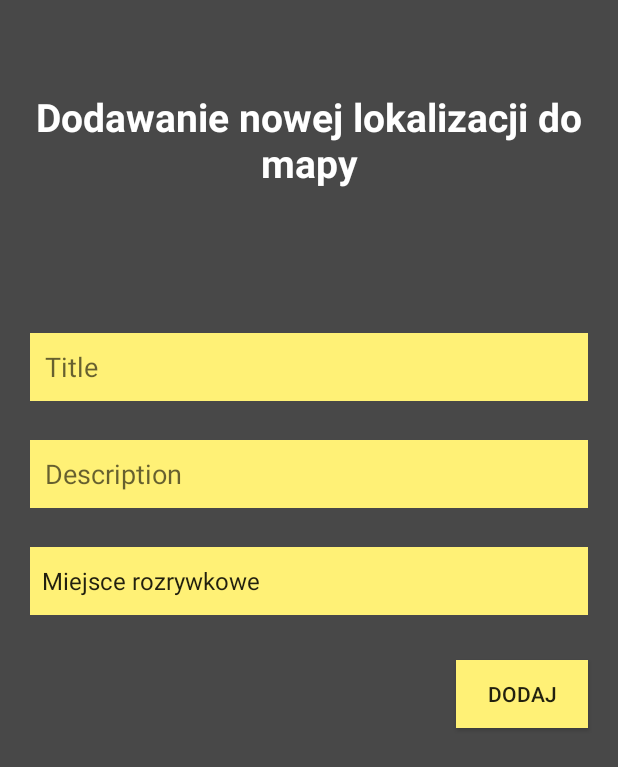
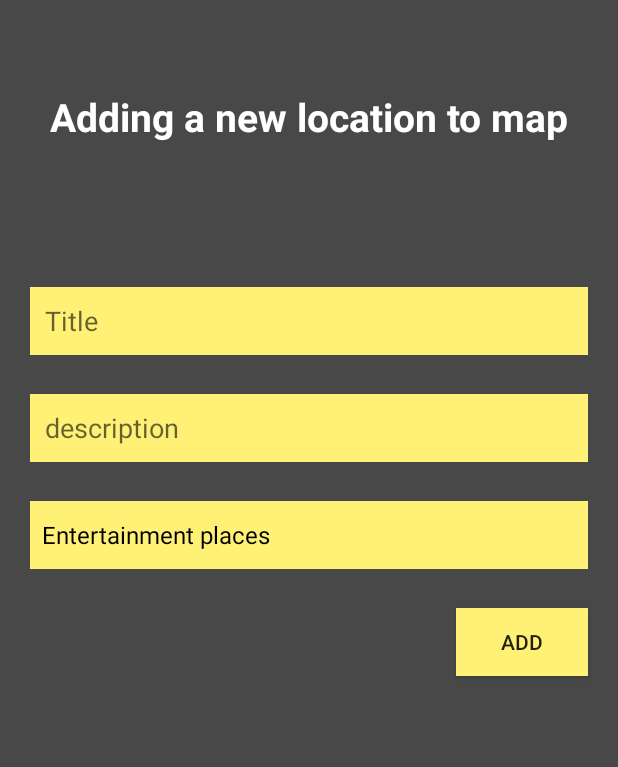
Before and after one commit to jakubjereczek/android-app-saveplaceonmap, an Android app: the MapAddLocationActivity screen opened directly, with no data from a screen before it, on a phone screen of 412 x 824 dp. Shown: the top 767 px of the screen. Run offline under Robolectric (Android 15) with nearby library versions, the phone set to English and light mode, and no system bars; 3 statements that could not run were skipped.

Commit message:
languages (en default, pl)

```diff
--- a/app/src/main/java/pl/edu/ug/saveplaceonmap/ListLocationAdapter.java
+++ b/app/src/main/java/pl/edu/ug/saveplaceonmap/ListLocationAdapter.java
@@ -3,6 +3,7 @@ package pl.edu.ug.saveplaceonmap;
 import android.annotation.SuppressLint;
 import android.content.Context;
 import android.content.Intent;
+import android.content.res.Resources;
 import android.graphics.drawable.Drawable;
 import android.util.Log;
 import android.view.LayoutInflater;
@@ -20,6 +21,7 @@ import java.util.ArrayList;
 
 import pl.edu.ug.saveplaceonmap.activities.MapActivity;
 import pl.edu.ug.saveplaceonmap.activities.MapAddLocationActivity;
+import pl.edu.ug.saveplaceonmap.models.Category;
 import pl.edu.ug.saveplaceonmap.models.Location;
 
 public class ListLocationAdapter extends ArrayAdapter<Location> {
@@ -53,12 +55,12 @@ public class ListLocationAdapter extends ArrayAdapter<Location> {
         final Location loc = getItem(position);
 
         ImageView image = listItem.findViewById(R.id.info_image);
-        Drawable icon = (MyMarker.setIconByCategory(getItem(position).getCategory().getDescription(), context));
+        Drawable icon = (MyMarker.setIconByCategoryId(getItem(position).getCategory().getId(), context));
         image.setImageDrawable(icon);
         TextView title = listItem.findViewById(R.id.info_title);
         title.setText(loc.getTitle());
         TextView category = listItem.findViewById(R.id.info_category);
-        category.setText(loc.getCategory().getDescription());
+        category.setText(Category.getName(context, loc.getCategory()));
         TextView description = listItem.findViewById(R.id.info_description);
         description.setText(loc.getDescription());
         listItem.setOnClickListener(new View.OnClickListener() {
--- a/app/src/main/java/pl/edu/ug/saveplaceonmap/activities/MapActivity.java
+++ b/app/src/main/java/pl/edu/ug/saveplaceonmap/activities/MapActivity.java
@@ -22,6 +22,7 @@ import org.osmdroid.api.IMapController;
 import org.osmdroid.config.Configuration;
 import org.osmdroid.events.MapEventsReceiver;
 import org.osmdroid.tileprovider.tilesource.TileSourceFactory;
+import org.osmdroid.util.Distance;
 import org.osmdroid.util.GeoPoint;
 import org.osmdroid.views.MapView;
 import org.osmdroid.views.overlay.MapEventsOverlay;
@@ -40,6 +41,7 @@ import pl.edu.ug.saveplaceonmap.DataManager;
 import pl.edu.ug.saveplaceonmap.LocationList;
 import pl.edu.ug.saveplaceonmap.MyMarker;
 import pl.edu.ug.saveplaceonmap.R;
+import pl.edu.ug.saveplaceonmap.models.Category;
 import pl.edu.ug.saveplaceonmap.models.Location;
 
 public class MapActivity extends AppCompatActivity {
@@ -176,7 +178,7 @@ public class MapActivity extends AppCompatActivity {
                         TextView header = dialog.findViewById(R.id.headerTV);
                         header.setText(myLoc.getTitle());
                         TextView category = dialog.findViewById(R.id.categoryTV);
-                        category.setText(myLoc.getCategory().getDescription());
+                        category.setText(Category.getName(context, myLoc.getCategory()));
                         TextView body = dialog.findViewById(R.id.bodyTV);
                         body.setText(myLoc.getDescription());
                         dialog.show();
--- a/app/src/main/java/pl/edu/ug/saveplaceonmap/activities/MapAddLocationActivity.java
+++ b/app/src/main/java/pl/edu/ug/saveplaceonmap/activities/MapAddLocationActivity.java
@@ -3,6 +3,7 @@ package pl.edu.ug.saveplaceonmap.activities;
 import androidx.appcompat.app.AppCompatActivity;
 
 import android.app.ActionBar;
+import android.content.Context;
 import android.content.Intent;
 import android.os.Bundle;
 import android.os.Parcelable;
@@ -35,13 +36,23 @@ public class MapAddLocationActivity extends AppCompatActivity {
     int id;
 
     String selectedCategory = null;
+    int selectedCategoryId = 0;
 
-    private final String[] categories = new String[] { Category.FUN.getDescription(), Category.MY_FAVOURITE_PLACES.getDescription(), Category.HOME.getDescription(), Category.GROCERIES.getDescription(), Category.RESTAURANTS.getDescription(), Category.PLACES.getDescription()};
 
     @Override
     protected void onCreate(Bundle savedInstanceState) {
         super.onCreate(savedInstanceState);
         setContentView(R.layout.activity_map_add_location);
+        Context context = this;
+        final String[] categories = new String[]{
+                Category.getName(context, Category.FUN),
+                Category.getName(context, Category.MY_FAVOURITE_PLACES),
+                Category.getName(context, Category.HOME),
+                Category.getName(context, Category.GROCERIES),
+                Category.getName(context, Category.RESTAURANTS),
+                Category.getName(context, Category.PLACES)
+        };
+
         Bundle b = getIntent().getExtras();
         ActionBar actionBar = getActionBar();
         x = b.getFloat("x");
@@ -52,13 +63,14 @@ public class MapAddLocationActivity extends AppCompatActivity {
         category = findViewById(R.id.categorySpinner);
         errorMessage = findViewById(R.id.errorMessageTV);
         ArrayAdapter<String> adapter = new ArrayAdapter<String>(this,
-                android.R.layout.simple_spinner_item, categories);
+                android.R.layout.simple_spinner_dropdown_item, categories);
         category.setAdapter(adapter);
 
         category.setOnItemSelectedListener(new AdapterView.OnItemSelectedListener() {
             @Override
             public void onItemSelected(AdapterView<?> parent, View view, int position, long id) {
                 selectedCategory = categories[position];
+                selectedCategoryId = position;
             }
 
             @Override
@@ -74,7 +86,7 @@ public class MapAddLocationActivity extends AppCompatActivity {
                 descriptionString = description.getText().toString();
         errorMessage.setText("");
         if (!titleString.isEmpty() && !descriptionString.isEmpty() && !selectedCategory.isEmpty()) {
-            Category category = Category.findByDescription(selectedCategory);
+            Category category = Category.getById(selectedCategoryId);
             Location location = new Location(id, x,y,titleString,descriptionString, category);
 
             // przekonwertowanie obiektu na string json
@@ -91,22 +103,22 @@ public class MapAddLocationActivity extends AppCompatActivity {
             int incorrectFields = 0;
             String[] fields = new String[3];
             if (titleString.isEmpty() || titleString.length() < 3) {
-                fields[0] = "tytuł";
+                fields[0] = getApplicationContext().getResources().getString(R.string.location_to_add_title);
                 incorrectFields++;
             }
             if (descriptionString.isEmpty() || descriptionString.length() < 3) {
-                fields[1] = "opis";
+                fields[1] = getApplicationContext().getResources().getString(R.string.location_to_add_des);
                 incorrectFields++;
             }
             if (selectedCategory.isEmpty() || selectedCategory.length() < 3) {
-                fields[2] = "kategoria";
+                fields[2] = getApplicationContext().getResources().getString(R.string.location_to_add_category);
                 incorrectFields++;
             }
             String errorMessageBuilder = "";
             if (incorrectFields > 1) {
-                errorMessageBuilder = "Pola";
+                errorMessageBuilder = getApplicationContext().getResources().getString(R.string.location_to_add_field);
             }else{
-                errorMessageBuilder = "Pole";
+                errorMessageBuilder =getApplicationContext().getResources().getString(R.string.location_to_add_fields);
             }
             for (int i = 0; i<fields.length; i++) {
                 if (fields[i] != "" && fields[i] != null) {
@@ -116,9 +128,9 @@ public class MapAddLocationActivity extends AppCompatActivity {
                 }
             }
             if (incorrectFields > 1) {
-                errorMessageBuilder += " są puste albo wartość jest krótsza niż 3 znaki. Uzupełnij je aby dodać punkt na mapie";
+                errorMessageBuilder += " "+getApplicationContext().getResources().getString(R.string.location_to_error_msg);
             }else{
-                errorMessageBuilder += " jest puste albo wartość jest krótsza niz 3 znaki. Uzupełnij pole aby dodać punkt na mapie";
+                errorMessageBuilder += " "+getApplicationContext().getResources().getString(R.string.location_to_error_msg_many);
             }
             errorMessage.setText(errorMessageBuilder);
         }
--- a/app/src/main/res/layout/activity_map_add_location.xml
+++ b/app/src/main/res/layout/activity_map_add_location.xml
@@ -61,7 +61,7 @@
             android:background="@color/secondaryColor"
             android:ems="10"
             android:gravity="start|top"
-            android:hint="Description"
+            android:hint="@string/location_to_add_des"
             android:inputType="textMultiLine"
             android:padding="10dp"
             app:layout_constraintEnd_toEndOf="parent"
@@ -76,7 +76,7 @@
             android:layout_marginTop="26dp"
             android:layout_marginEnd="20dp"
             android:background="@color/secondaryColor"
-            android:hint="Category"
+            android:hint="@string/location_to_add_category"
             android:paddingTop="10dp"
             android:paddingBottom="10dp"
             app:layout_constraintEnd_toEndOf="parent"
@@ -87,7 +87,7 @@
             android:id="@+id/button"
             android:layout_width="wrap_content"
             android:layout_height="45dp"
-            android:layout_marginTop="30dp"
+            android:layout_marginTop="26dp"
             android:layout_marginEnd="20dp"
             android:background="@color/secondaryColor"
             android:onClick="addHandler"
@@ -100,9 +100,10 @@
             android:layout_width="0dp"
             android:layout_height="wrap_content"
             android:layout_marginStart="20dp"
-            android:layout_marginBottom="20dp"
-            android:layout_marginTop="2dp"
+            android:layout_marginTop="10dp"
+            android:layout_marginEnd="120dp"
             android:textColor="#fff"
+            android:textSize="12dp"
             app:layout_constraintEnd_toEndOf="parent"
             app:layout_constraintStart_toStartOf="parent"
             app:layout_constraintTop_toBottomOf="@+id/categorySpinner" />
--- a/app/src/main/res/values/strings.xml
+++ b/app/src/main/res/values/strings.xml
@@ -1,8 +1,23 @@
 <resources>
     <string name="app_name">Save place on map</string>
-    <string name="map">Wyświetl mape</string>
-    <string name="locations">Wyświetl zapisane lokalizacje</string>
-    <string name="addBtn">Dodaj</string>
-    <string name="locationsActivityTitle">Nie zapisałeś jeszcze ani jednej lokalizacji</string>
-    <string name="addNewLocation">Dodawanie nowej lokalizacji do mapy</string>
+    <string name="map">View the map</string>
+    <string name="locations">View saved locations</string>
+    <string name="addBtn">Add</string>
+    <string name="locationsActivityTitle">You havent saved any single location</string>
+    <string name="addNewLocation">Adding a new location to map</string>
+
+    <string name="location_to_add_title">title</string>
+    <string name="location_to_add_des">description</string>
+    <string name="location_to_add_category">category</string>
+    <string name="location_to_add_field">The field</string>
+    <string name="location_to_add_fields">The fields</string>
+    <string name="location_to_error_msg"> is empty or the value is less than 3 characters. Complete them to add a point on the map.</string>
+    <string name="location_to_error_msg_many"> are empty or the value is less than 3 characters. Complete them to add a point on the map.</string>
+
+    <string name="FUN">Entertainment places</string>
+    <string name="MY_FAVOURITE_PLACES">Favourite places</string>
+    <string name="HOME">Home</string>
+    <string name="GROCERIES">Shops</string>
+    <string name="RESTAURANTS">Restaurants and bars</string>
+    <string name="PLACES">Places to go out</string>
 </resources>
```
Also changed, not shown: app/src/main/java/pl/edu/ug/saveplaceonmap/MyMarker.java (+9 -9 lines), app/src/main/java/pl/edu/ug/saveplaceonmap/models/Category.java (+30 -25 lines), app/src/main/java/pl/edu/ug/saveplaceonmap/utils/Consts.java (+6 -7 lines), 1 other file.
